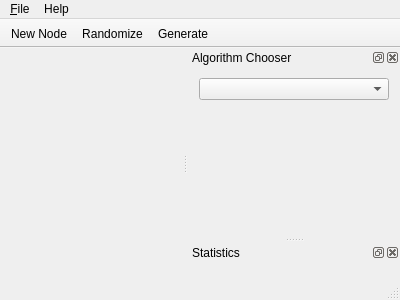
scvalex/visigoth, file visigoth/mainwindow.ui: the form before one commit.
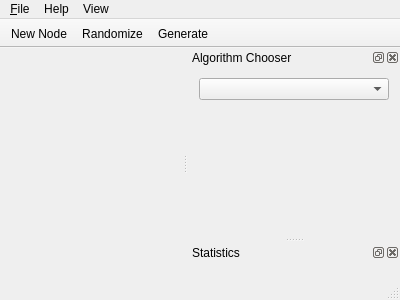
The form after the commit.

```diff
--- a/visigoth/mainwindow.ui
+++ b/visigoth/mainwindow.ui
@@ -23,7 +23,7 @@
      <x>0</x>
      <y>0</y>
      <width>400</width>
-     <height>21</height>
+     <height>22</height>
     </rect>
    </property>
    <widget class="QMenu" name="menu_File">
@@ -40,8 +40,22 @@
     </property>
     <addaction name="helpAct"/>
    </widget>
+   <widget class="QMenu" name="menuView">
+    <property name="title">
+     <string>View</string>
+    </property>
+    <widget class="QMenu" name="menuCustomize_Graph">
+     <property name="title">
+      <string>Customize Graph</string>
+     </property>
+     <addaction name="nodeColorAct"/>
+     <addaction name="edgeColorAct"/>
+    </widget>
+    <addaction name="menuCustomize_Graph"/>
+   </widget>
    <addaction name="menu_File"/>
    <addaction name="menuHelp"/>
+   <addaction name="menuView"/>
   </widget>
   <widget class="QStatusBar" name="statusBar"/>
   <widget class="QToolBar" name="quickBar">
```
Left out of the diff: 10 changed lines with no effect on the pictures.
